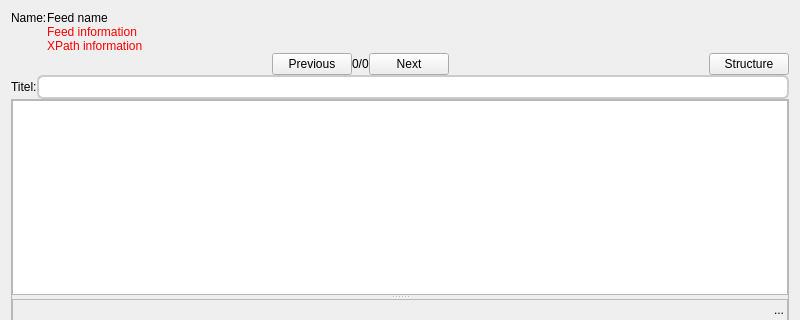
The window that plugins/FeedReader/gui/PreviewFeedDialog.ui (RetroShare/RetroShare) describes before a commit, drawn with Qt 5; both pictures show x 0 to 800 and y 0 to 320 of the 800 by 783 pixel window.
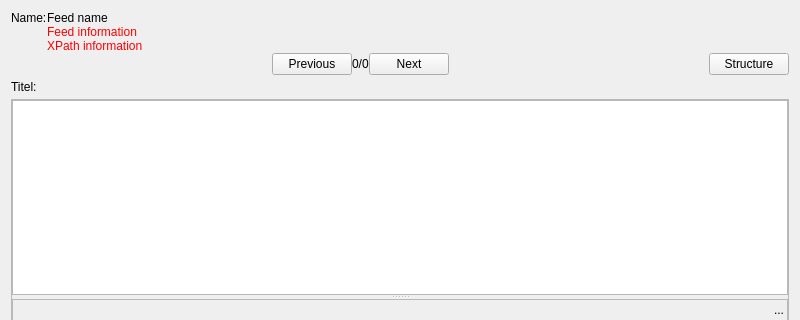
The same window after the commit. Icons and pictures are not drawn.

Commit message: FeedReader: - enabled for Windows compile - removed internal stylesheets - added missing header for Linux compile

```diff
--- a/plugins/FeedReader/gui/PreviewFeedDialog.ui
+++ b/plugins/FeedReader/gui/PreviewFeedDialog.ui
@@ -240,12 +240,6 @@
          <height>24</height>
         </size>
        </property>
-       <property name="styleSheet">
-        <string notr="true">QLabel#msgTitle{
-border: 2px solid #CCCCCC;
-border-radius: 6px;
-background: white;}</string>
-       </property>
        <property name="wordWrap">
         <bool>true</bool>
        </property>
```
The commit also changes 7 other files.
